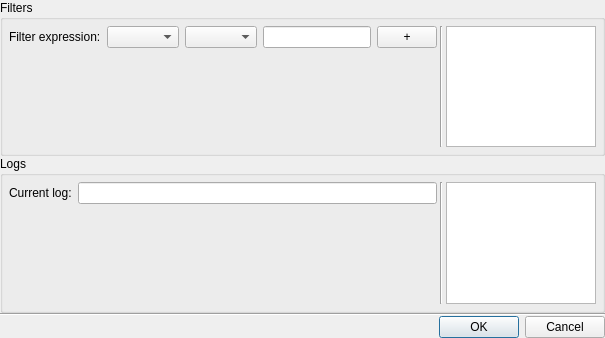
Old version of the form ui/filtrationwidget.ui in the repository snip89/wsnsim-postprocessor.
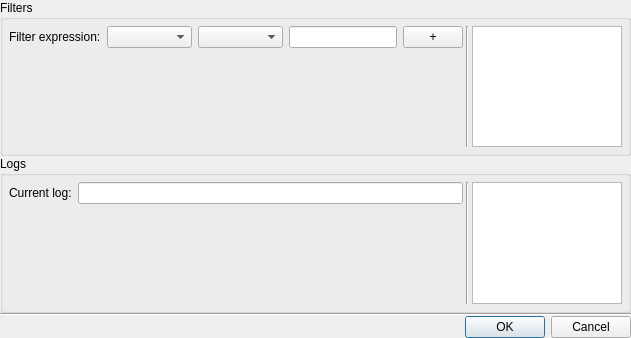
New version of the form.

Commit message: filtration logs checking implemented + full screen method

What changed in the file:
```diff
--- a/ui/filtrationwidget.ui
+++ b/ui/filtrationwidget.ui
@@ -6,7 +6,7 @@
    <rect>
     <x>0</x>
     <y>0</y>
-    <width>562</width>
+    <width>631</width>
     <height>338</height>
    </rect>
   </property>
@@ -170,7 +170,11 @@
           <item row="0" column="0">
            <layout class="QGridLayout" name="gridLayout_15">
             <item row="0" column="1">
-             <widget class="QLineEdit" name="currentLogLineEdit"/>
+             <widget class="QLineEdit" name="currentLogLineEdit">
+              <property name="readOnly">
+               <bool>true</bool>
+              </property>
+             </widget>
             </item>
             <item row="0" column="0">
              <widget class="QLabel" name="currentLogLabel">
```
Left out of the diff: 3 changed lines with no effect on the pictures. The commit also changes 5 other files.
